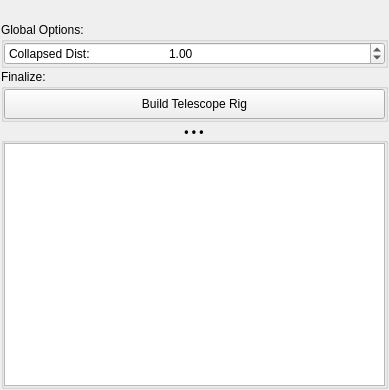
m3trik/mayatk, file mayatk/rig_utils/telescope_rig.ui: the form before one commit.
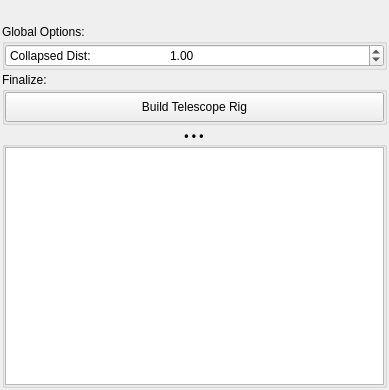
The form after the commit. Custom widgets are drawn as their Qt base class.

Patch:
```diff
--- a/mayatk/rig_utils/telescope_rig.ui
+++ b/mayatk/rig_utils/telescope_rig.ui
@@ -16,19 +16,19 @@
   <widget class="QWidget" name="central_widget">
    <layout class="QVBoxLayout" name="verticalLayout_main">
     <property name="spacing">
-     <number>1</number>
+     <number>2</number>
     </property>
     <property name="leftMargin">
-     <number>1</number>
+     <number>2</number>
     </property>
     <property name="topMargin">
-     <number>1</number>
+     <number>2</number>
     </property>
     <property name="rightMargin">
-     <number>1</number>
+     <number>2</number>
     </property>
     <property name="bottomMargin">
-     <number>1</number>
+     <number>2</number>
     </property>
     <item>
      <widget class="Header" name="header">
```
